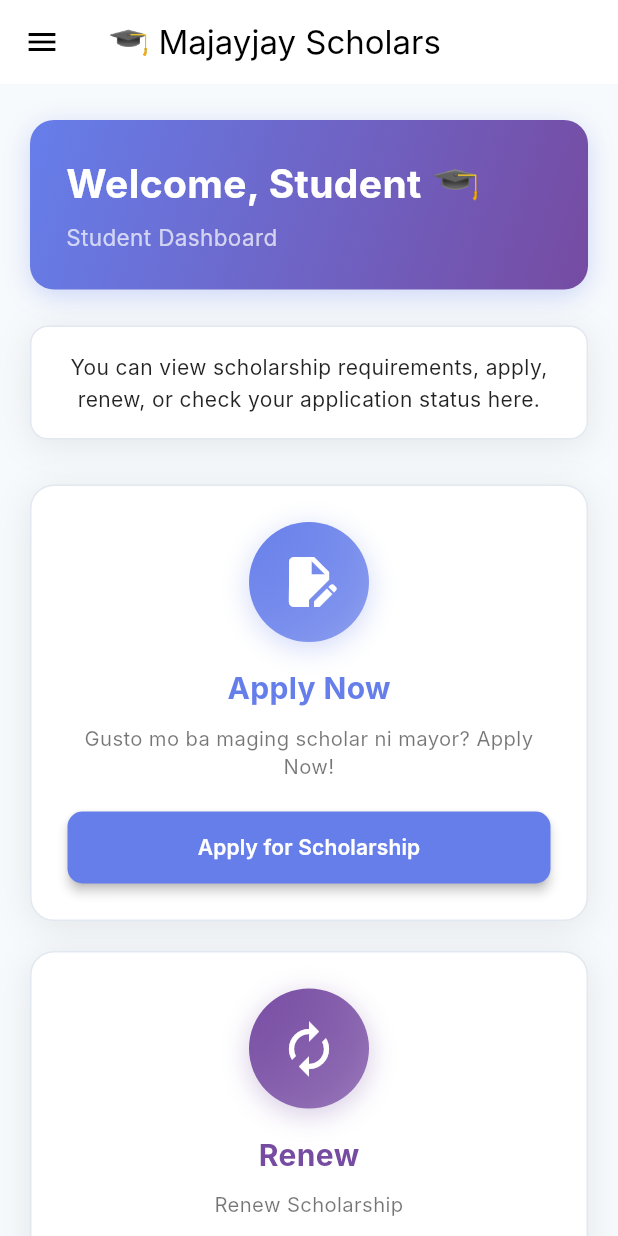
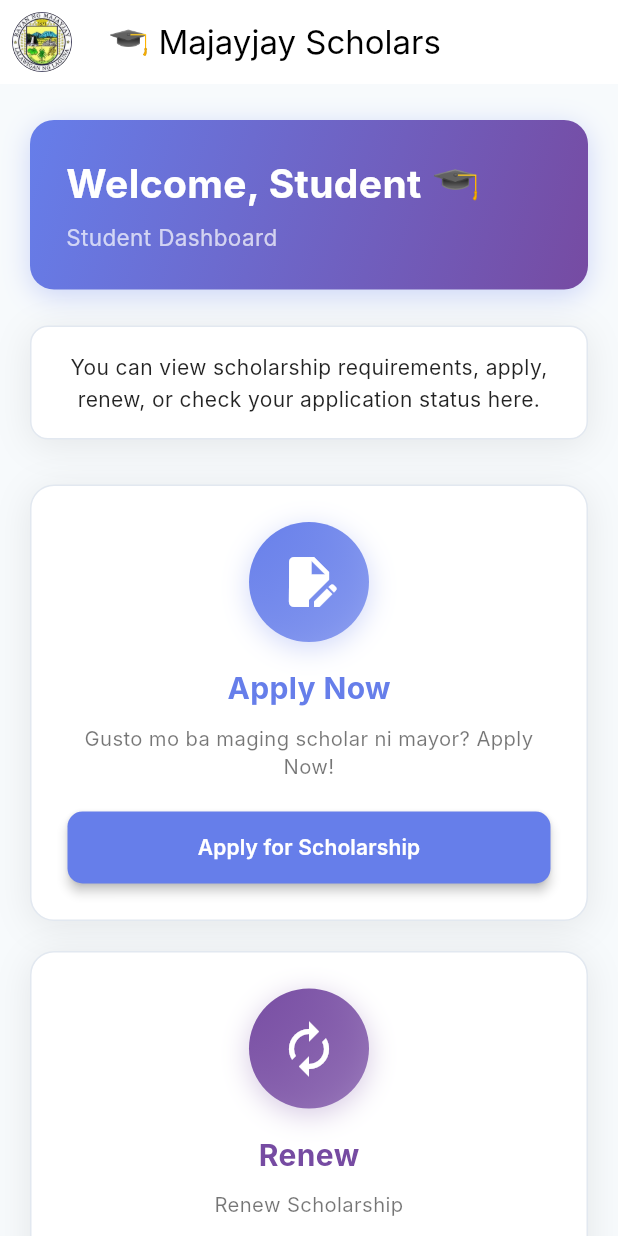
Before and after one commit to jsobrevinas6-debug/MajayjayApp, a Flutter app: the StudentDashboard screen opened by its route, on a phone screen of 412 x 824 dp. Run offline on Flutter 3.47's test engine with Material 3 defaults, Android fonts, the phone set to English and light mode, and no system bars; our stand-ins replace firebase_core, image_picker, supabase_flutter; accounts and stored records are empty; Roboto replaces fonts that are missing (Inter).

Commit message:
Add Majayjay logo to student and mayor dashboards

```diff
--- a/lib/student/student_dashboard.dart
+++ b/lib/student/student_dashboard.dart
@@ -16,6 +16,15 @@ class StudentDashboard extends StatelessWidget {
     return Scaffold(
       backgroundColor: const Color(0xFFF7FAFC),
       appBar: AppBar(
+        leading: Padding(
+          padding: const EdgeInsets.all(8.0),
+          child: ClipOval(
+            child: Image.asset(
+              'assets/images/majayjay.jpg',
+              fit: BoxFit.cover,
+            ),
+          ),
+        ),
         title: const Text('🎓 Majayjay Scholars'),
       ),
       drawer: AppDrawer(
```
Also changed, not shown: lib/mayor/mayor_dashboard.dart (+12 -5 lines).
